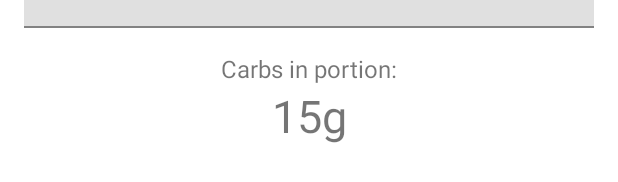
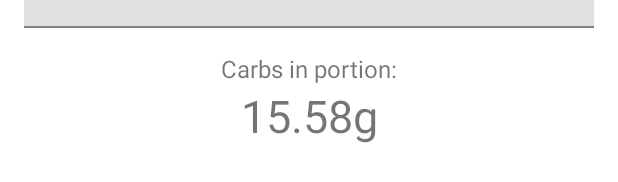
Before and after one commit to fbogulak/carbs-calc, an Android app: the layout fragment_portion_carbs.xml on its own in the app's theme, with its tools: preview values and no code run, on a phone screen of 412 x 824 dp. Shown: the part 188-370 px from the top of the screen. Run offline under Robolectric (Android 15) with nearby library versions, the phone set to English and light mode, and no system bars.

Commit message:
feat: Calculate carbs in portion

```diff
--- a/app/build.gradle
+++ b/app/build.gradle
@@ -1,6 +1,7 @@
 plugins {
     id 'com.android.application'
     id 'kotlin-android'
+    id 'kotlin-kapt'
 }
 
 android {
@@ -30,6 +31,9 @@ android {
     kotlinOptions {
         jvmTarget = '1.8'
     }
+    buildFeatures {
+        dataBinding true
+    }
 }
 
 dependencies {
--- a/app/src/main/res/layout/fragment_portion_carbs.xml
+++ b/app/src/main/res/layout/fragment_portion_carbs.xml
@@ -1,7 +1,16 @@
 <?xml version="1.0" encoding="utf-8"?>
-<androidx.constraintlayout.widget.ConstraintLayout xmlns:android="http://schemas.android.com/apk/res/android"
+<layout xmlns:android="http://schemas.android.com/apk/res/android"
     xmlns:app="http://schemas.android.com/apk/res-auto"
-    xmlns:tools="http://schemas.android.com/tools"
+    xmlns:tools="http://schemas.android.com/tools">
+
+    <data>
+
+        <variable
+            name="viewModel"
+            type="link.epoczta.carbscalc.ui.portioncarbs.PortionCarbsViewModel" />
+    </data>
+
+    <androidx.constraintlayout.widget.ConstraintLayout
         android:layout_width="match_parent"
         android:layout_height="match_parent"
         tools:context=".ui.portioncarbs.PortionCarbsFragment">
@@ -21,7 +30,8 @@
             <com.google.android.material.textfield.TextInputEditText
                 android:layout_width="match_parent"
                 android:layout_height="wrap_content"
-            android:inputType="number"/>
+                android:inputType="number"
+                android:text="@={viewModel.portionWeightString}" />
         </com.google.android.material.textfield.TextInputLayout>
 
         <com.google.android.material.textfield.TextInputLayout
@@ -39,7 +49,8 @@
             <com.google.android.material.textfield.TextInputEditText
                 android:layout_width="match_parent"
                 android:layout_height="wrap_content"
-            android:inputType="numberDecimal"/>
+                android:inputType="numberDecimal"
+                android:text="@={viewModel.carbsIn100gString}" />
 
         </com.google.android.material.textfield.TextInputLayout>
 
@@ -48,12 +59,26 @@
             android:layout_width="wrap_content"
             android:layout_height="wrap_content"
             android:layout_marginStart="16dp"
-        android:layout_marginEnd="16dp"
+            android:text="@{viewModel.carbsInPortionString}"
             android:textSize="30sp"
-        app:layout_constraintEnd_toEndOf="parent"
+            app:layout_constraintEnd_toStartOf="@+id/unit_label"
+            app:layout_constraintHorizontal_bias="0.5"
+            app:layout_constraintHorizontal_chainStyle="packed"
             app:layout_constraintStart_toStartOf="parent"
             app:layout_constraintTop_toBottomOf="@+id/carbs_in_portion_label"
-        tools:text="15g" />
+            tools:text="15.58" />
+
+        <TextView
+            android:id="@+id/unit_label"
+            android:layout_width="wrap_content"
+            android:layout_height="wrap_content"
+            android:layout_marginEnd="16dp"
+            android:text="@string/g"
+            android:textSize="30sp"
+            app:layout_constraintBaseline_toBaselineOf="@+id/carbs_in_portion_text"
+            app:layout_constraintEnd_toEndOf="parent"
+            app:layout_constraintHorizontal_bias="0.5"
+            app:layout_constraintStart_toEndOf="@+id/carbs_in_portion_text" />
 
         <TextView
             android:id="@+id/carbs_in_portion_label"
@@ -68,3 +93,4 @@
             app:layout_constraintStart_toStartOf="parent"
             app:layout_constraintTop_toBottomOf="@+id/carbs_in_100g_text_field" />
     </androidx.constraintlayout.widget.ConstraintLayout>
+</layout>
--- a/app/src/main/res/values/strings.xml
+++ b/app/src/main/res/values/strings.xml
@@ -5,4 +5,5 @@
     <string name="portion_weight">Portion weight</string>
     <string name="carbs_in_100g">Carbs in 100g</string>
     <string name="carbs_in_portion">Carbs in portion:</string>
+    <string name="g">g</string>
 </resources>
```
Also changed, not shown: app/src/main/java/link/epoczta/carbscalc/ui/portioncarbs/PortionCarbsFragment.kt (+21 -8 lines), app/src/main/java/link/epoczta/carbscalc/ui/portioncarbs/PortionCarbsViewModel.kt (+19 -6 lines), app/src/main/java/link/epoczta/carbscalc/utils/Extensions.kt (added, +9 -0 lines). Lines whose indentation alone changed are shown as unchanged.
